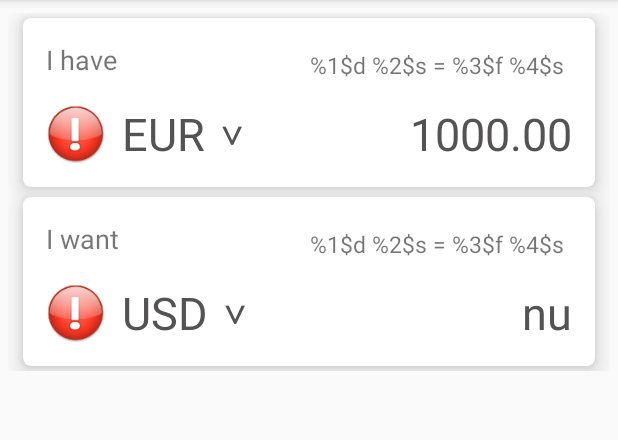
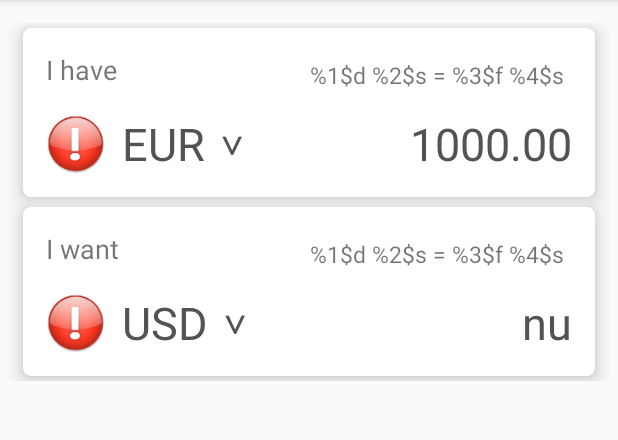
Before and after one commit to shailendrakumaryadav1/currency_calculator, an Android app: the screen it shows after launch (CurrencyActivity), on a phone screen of 412 x 824 dp, the part 84-524 px from its top. Run offline under Robolectric (Android 15) with nearby library versions, the phone set to English and light mode, and no system bars; our stand-ins replace ButterKnife, Picasso; libraries missing offline, so code that uses them is left out: com.makeramen.roundedimageview; pictures from the network do not load; 18 statements that could not run were skipped.

Commit message:
margins updated

```diff
--- a/CurrencyConversion/app/src/main/res/layout/activity_currency.xml
+++ b/CurrencyConversion/app/src/main/res/layout/activity_currency.xml
@@ -4,7 +4,8 @@
 		android:layout_height="wrap_content"
 		android:orientation="vertical"
 		android:padding="@dimen/currency_cardview_padding"
-		android:layout_marginTop="@dimen/dimen_3">
+		android:layout_marginTop="@dimen/dimen_10"
+		android:layout_marginBottom="@dimen/dimen_10">
 
 	<include layout="@layout/currency_source_card_view" />
 
```
Also changed, not shown: CurrencyConversion/app/src/main/res/layout/activity_currency_selection.xml (line endings or trailing spaces).
